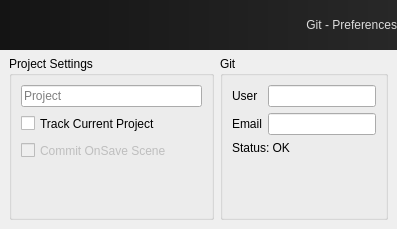
This is gitforsoftimage/layout/ui/prefs.ui in csaez/gitforsoftimage as Qt 5 draws it before an edit. The edited form follows.
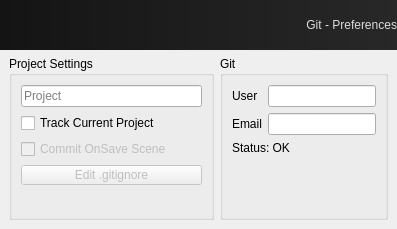
This is the edited form.

Commit message: 'edit gitignore'  button to prefs

Diff of the .ui file:
```diff
--- a/gitforsoftimage/layout/ui/prefs.ui
+++ b/gitforsoftimage/layout/ui/prefs.ui
@@ -125,6 +125,28 @@
           </item>
          </layout>
         </item>
+        <item>
+         <widget class="QToolButton" name="ignore_button">
+          <property name="enabled">
+           <bool>false</bool>
+          </property>
+          <property name="sizePolicy">
+           <sizepolicy hsizetype="Minimum" vsizetype="Fixed">
+            <horstretch>0</horstretch>
+            <verstretch>0</verstretch>
+           </sizepolicy>
+          </property>
+          <property name="minimumSize">
+           <size>
+            <width>0</width>
+            <height>20</height>
+           </size>
+          </property>
+          <property name="text">
+           <string>Edit .gitignore</string>
+          </property>
+         </widget>
+        </item>
         <item>
          <spacer name="git_spacer">
           <property name="orientation">
```
Left out of the diff: 34 changed lines with no effect on the pictures. The commit also changes 3 other files.
